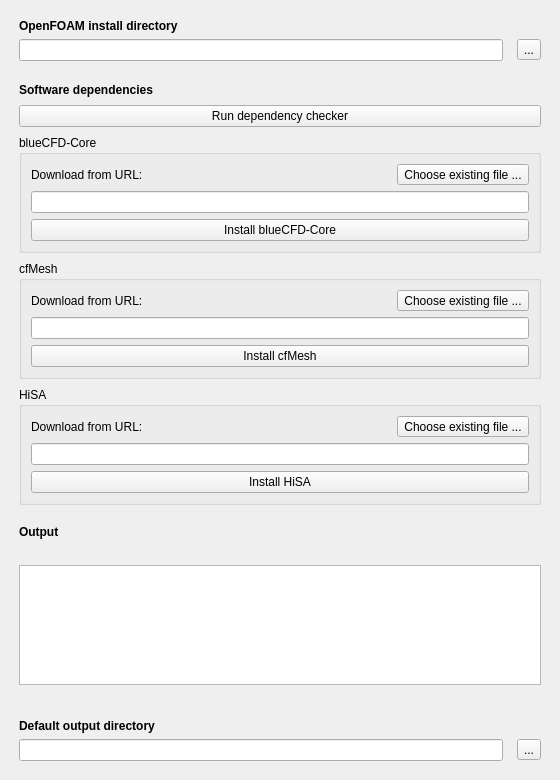
This is CfdPreferencePage.ui in jaheyns/CfdOF as Qt 5 draws it before an edit. The edited form follows.
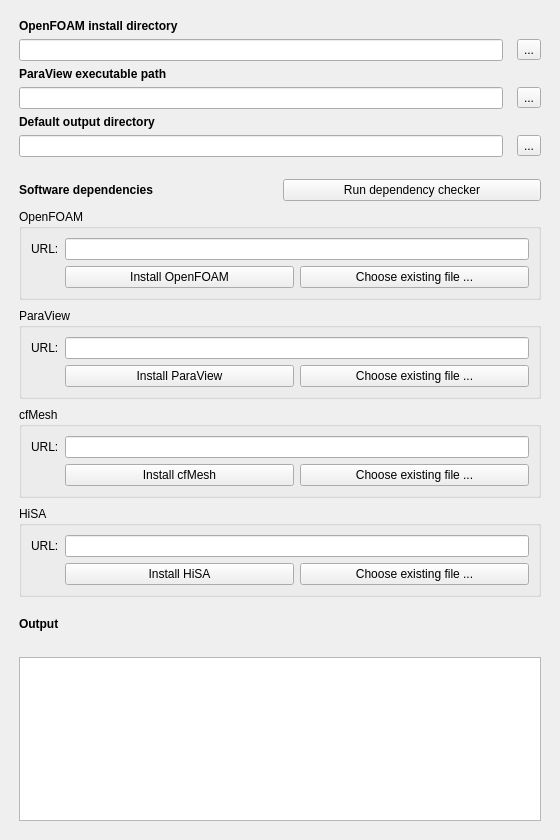
This is the edited form.

Commit message:
Add OpenCFD Docker image as default Windows installation
Resolves #35

Diff of the .ui file:
```diff
--- a/CfdPreferencePage.ui
+++ b/CfdPreferencePage.ui
@@ -7,7 +7,7 @@
     <x>0</x>
     <y>0</y>
     <width>560</width>
-    <height>716</height>
+    <height>840</height>
    </rect>
   </property>
   <property name="windowTitle">
@@ -34,6 +34,19 @@
      <property name="verticalSpacing">
       <number>6</number>
      </property>
+     <item row="0" column="0">
+      <widget class="QLabel" name="label_7">
+       <property name="font">
+        <font>
+         <weight>75</weight>
+         <bold>true</bold>
+        </font>
+       </property>
+       <property name="text">
+        <string>OpenFOAM install directory</string>
+       </property>
+      </widget>
+     </item>
      <item row="1" column="0">
       <widget class="QLineEdit" name="le_foam_dir">
        <property name="enabled">
@@ -57,98 +70,235 @@
        </property>
       </widget>
      </item>
-     <item row="0" column="0">
-      <widget class="QLabel" name="label_7">
-       <property name="font">
-        <font>
-         <weight>75</weight>
-         <bold>true</bold>
-        </font>
-       </property>
-       <property name="text">
-        <string>OpenFOAM install directory</string>
-       </property>
-      </widget>
-     </item>
-    </layout>
-   </item>
-   <item>
-    <layout class="QGridLayout" name="gl_actions_4">
-     <property name="leftMargin">
-      <number>8</number>
-     </property>
-     <property name="topMargin">
-      <number>8</number>
-     </property>
-     <property name="rightMargin">
-      <number>8</number>
-     </property>
-     <property name="bottomMargin">
-      <number>6</number>
-     </property>
-     <property name="horizontalSpacing">
-      <number>14</number>
-     </property>
-     <property name="verticalSpacing">
-      <number>8</number>
-     </property>
-     <item row="0" column="0">
-      <widget class="QLabel" name="label">
-       <property name="font">
-        <font>
-         <weight>75</weight>
-         <bold>true</bold>
-        </font>
-       </property>
-       <property name="text">
-        <string>Software dependencies</string>
-       </property>
-      </widget>
-     </item>
-     <item row="1" column="0">
-      <widget class="QPushButton" name="pb_run_dependency_checker">
-       <property name="enabled">
-        <bool>true</bool>
-       </property>
-       <property name="text">
-        <string>Run dependency checker</string>
-       </property>
-      </widget>
-     </item>
      <item row="2" column="0">
-      <widget class="QGroupBox" name="gb_bluecfd">
+      <widget class="QLabel" name="label_7b">
+       <property name="font">
+        <font>
+         <weight>75</weight>
+         <bold>true</bold>
+        </font>
+       </property>
+       <property name="text">
+        <string>ParaView executable path</string>
+       </property>
+      </widget>
+     </item>
+     <item row="3" column="0">
+      <widget class="QLineEdit" name="le_paraview_path">
+       <property name="enabled">
+        <bool>true</bool>
+       </property>
+       <property name="toolTip">
+        <string>The full path of the ParaView executable. Leave blank to use search path.</string>
+       </property>
+       <property name="readOnly">
+        <bool>false</bool>
+       </property>
+      </widget>
+     </item>
+     <item row="3" column="1">
+      <widget class="QToolButton" name="tb_choose_paraview_path">
+       <property name="enabled">
+        <bool>true</bool>
+       </property>
+       <property name="text">
+        <string>...</string>
+       </property>
+      </widget>
+     </item>
+     <item row="4" column="0">
+      <widget class="QLabel" name="label_outputdir">
+       <property name="font">
+        <font>
+         <weight>75</weight>
+         <bold>true</bold>
+        </font>
+       </property>
+       <property name="text">
+        <string>Default output directory</string>
+       </property>
+      </widget>
+     </item>
+     <item row="5" column="0">
+      <widget class="QLineEdit" name="le_output_dir">
+       <property name="enabled">
+        <bool>true</bool>
+       </property>
+       <property name="toolTip">
+        <string>The directory to which case folders are written. Used unless overridden on a per-analysis basis.</string>
+       </property>
+       <property name="readOnly">
+        <bool>false</bool>
+       </property>
+      </widget>
+     </item>
+     <item row="5" column="1">
+      <widget class="QToolButton" name="tb_choose_output_dir">
+       <property name="enabled">
+        <bool>true</bool>
+       </property>
+       <property name="text">
+        <string>...</string>
+       </property>
+      </widget>
+     </item>
+    </layout>
+   </item>
+   <item>
+    <layout class="QGridLayout" name="gl_actions_4">
+     <property name="leftMargin">
+      <number>8</number>
+     </property>
+     <property name="topMargin">
+      <number>8</number>
+     </property>
+     <property name="rightMargin">
+      <number>8</number>
+     </property>
+     <property name="bottomMargin">
+      <number>6</number>
+     </property>
+     <property name="horizontalSpacing">
+      <number>14</number>
+     </property>
+     <property name="verticalSpacing">
+      <number>8</number>
+     </property>
+     <item row="0" column="0">
+      <widget class="QFrame" name="gridFrame">
+       <property name="lineWidth">
+        <number>0</number>
+       </property>
+       <layout class="QGridLayout" name="gridLayout_5">
+        <property name="leftMargin">
+         <number>0</number>
+        </property>
+        <property name="topMargin">
+         <number>0</number>
+        </property>
+        <property name="rightMargin">
+         <number>0</number>
+        </property>
+        <property name="bottomMargin">
+         <number>0</number>
+        </property>
+        <item row="0" column="0">
+         <widget class="QLabel" name="label">
+          <property name="font">
+           <font>
+            <weight>75</weight>
+            <bold>true</bold>
+           </font>
+          </property>
+          <property name="text">
+           <string>Software dependencies</string>
+          </property>
+         </widget>
+        </item>
+        <item row="0" column="1">
+         <widget class="QPushButton" name="pb_run_dependency_checker">
+          <property name="enabled">
+           <bool>true</bool>
+          </property>
+          <property name="text">
+           <string>Run dependency checker</string>
+          </property>
+         </widget>
+        </item>
+       </layout>
+      </widget>
+     </item>
+     <item row="5" column="0">
+      <widget class="QGroupBox" name="gb_openfoam">
        <property name="title">
-        <string>blueCFD-Core</string>
+        <string>OpenFOAM</string>
        </property>
-       <layout class="QGridLayout" name="gridLayout_3">
-        <item row="2" column="0" colspan="2">
-         <widget class="QLineEdit" name="le_bluecfd_url"/>
+       <layout class="QGridLayout" name="gridLayout_2">
+        <item row="2" column="2">
+         <widget class="QToolButton" name="tb_pick_openfoam_file">
+          <property name="sizePolicy">
+           <sizepolicy hsizetype="Preferred" vsizetype="Preferred">
+            <horstretch>0</horstretch>
+            <verstretch>0</verstretch>
+           </sizepolicy>
+          </property>
+          <property name="text">
+           <string>Choose existing file ...</string>
+          </property>
+         </widget>
         </item>
-        <item row="1" column="0">
+        <item row="2" column="1">
+         <widget class="QPushButton" name="pb_download_install_openfoam">
+          <property name="text">
+           <string>Install OpenFOAM</string>
+          </property>
+         </widget>
+        </item>
+        <item row="0" column="0">
          <widget class="QLabel" name="label_2">
+          <property name="sizePolicy">
+           <sizepolicy hsizetype="Fixed" vsizetype="Preferred">
+            <horstretch>0</horstretch>
+            <verstretch>0</verstretch>
+           </sizepolicy>
+          </property>
           <property name="text">
-           <string>Download from URL:</string>
+           <string>URL:</string>
           </property>
          </widget>
         </item>
-        <item row="1" column="1">
-         <widget class="QToolButton" name="tb_pick_bluecfd_file">
+        <item row="0" column="1" colspan="2">
+         <widget class="QLineEdit" name="le_openfoam_url"/>
+        </item>
+       </layout>
+      </widget>
+     </item>
+     <item row="6" column="0">
+      <widget class="QGroupBox" name="gb_paraview">
+       <property name="title">
+        <string>ParaView</string>
+       </property>
+       <layout class="QGridLayout" name="gridLayout_2">
+        <item row="2" column="2">
+         <widget class="QToolButton" name="tb_pick_paraview_file">
+          <property name="sizePolicy">
+           <sizepolicy hsizetype="Preferred" vsizetype="Preferred">
+            <horstretch>0</horstretch>
+            <verstretch>0</verstretch>
+           </sizepolicy>
+          </property>
           <property name="text">
            <string>Choose existing file ...</string>
           </property>
          </widget>
         </item>
-        <item row="3" column="0" colspan="2">
-         <widget class="QPushButton" name="pb_download_install_blueCFD">
+        <item row="2" column="1">
+         <widget class="QPushButton" name="pb_download_install_paraview">
           <property name="text">
-           <string>Install blueCFD-Core</string>
+           <string>Install ParaView</string>
           </property>
          </widget>
         </item>
+        <item row="0" column="0">
+         <widget class="QLabel" name="label_2">
+          <property name="sizePolicy">
+           <sizepolicy hsizetype="Fixed" vsizetype="Preferred">
+            <horstretch>0</horstretch>
+            <verstretch>0</verstretch>
+           </sizepolicy>
+          </property>
+          <property name="text">
+           <string>URL:</string>
+          </property>
+         </widget>
+        </item>
+        <item row="0" column="1" colspan="2">
+         <widget class="QLineEdit" name="le_paraview_url"/>
+        </item>
        </layout>
       </widget>
      </item>
-     <item row="5" column="0">
+     <item row="7" column="0">
       <widget class="QGroupBox" name="gb_cfmesh">
        <property name="title">
         <string>cfMesh</string>
@@ -156,61 +306,85 @@
        <layout class="QGridLayout" name="gridLayout_4">
         <item row="1" column="0">
          <widget class="QLabel" name="label_3">
-          <property name="text">
-           <string>Download from URL:</string>
+          <property name="sizePolicy">
+           <sizepolicy hsizetype="Fixed" vsizetype="Preferred">
+            <horstretch>0</horstretch>
+            <verstretch>0</verstretch>
+           </sizepolicy>
           </property>
-         </widget>
-        </item>
-        <item row="2" column="0" colspan="2">
-         <widget class="QLineEdit" name="le_cfmesh_url"/>
-        </item>
-        <item row="1" column="1">
-         <widget class="QToolButton" name="tb_pick_cfmesh_file">
           <property name="text">
-           <string>Choose existing file ...</string>
+           <string>URL:</string>
           </property>
          </widget>
         </item>
-        <item row="3" column="0" colspan="2">
+        <item row="2" column="2">
          <widget class="QPushButton" name="pb_download_install_cfMesh">
           <property name="text">
            <string>Install cfMesh</string>
           </property>
          </widget>
         </item>
+        <item row="2" column="3">
+         <widget class="QToolButton" name="tb_pick_cfmesh_file">
+          <property name="sizePolicy">
+           <sizepolicy hsizetype="Preferred" vsizetype="Preferred">
+            <horstretch>0</horstretch>
+            <verstretch>0</verstretch>
+           </sizepolicy>
+          </property>
+          <property name="text">
+           <string>Choose existing file ...</string>
+          </property>
+         </widget>
+        </item>
+        <item row="1" column="2" colspan="2">
+         <widget class="QLineEdit" name="le_cfmesh_url"/>
+        </item>
        </layout>
       </widget>
      </item>
-     <item row="6" column="0">
+     <item row="8" column="0">
       <widget class="QGroupBox" name="gb_hisa">
        <property name="title">
         <string>HiSA</string>
        </property>
        <layout class="QGridLayout" name="gridLayout_4">
-        <item row="1" column="0">
-         <widget class="QLabel" name="label_3">
-          <property name="text">
-           <string>Download from URL:</string>
-          </property>
-         </widget>
-        </item>
-        <item row="2" column="0" colspan="2">
-         <widget class="QLineEdit" name="le_hisa_url"/>
-        </item>
-        <item row="1" column="1">
-         <widget class="QToolButton" name="tb_pick_hisa_file">
-          <property name="text">
-           <string>Choose existing file ...</string>
-          </property>
-         </widget>
-        </item>
-        <item row="3" column="0" colspan="2">
+        <item row="2" column="2">
          <widget class="QPushButton" name="pb_download_install_hisa">
           <property name="text">
            <string>Install HiSA</string>
           </property>
          </widget>
         </item>
+        <item row="1" column="0">
+         <widget class="QLabel" name="label_3">
+          <property name="sizePolicy">
+           <sizepolicy hsizetype="Fixed" vsizetype="Preferred">
+            <horstretch>0</horstretch>
+            <verstretch>0</verstretch>
+           </sizepolicy>
+          </property>
+          <property name="text">
+           <string>URL:</string>
+          </property>
+         </widget>
+        </item>
+        <item row="2" column="3">
+         <widget class="QToolButton" name="tb_pick_hisa_file">
+          <property name="sizePolicy">
+           <sizepolicy hsizetype="Preferred" vsizetype="Preferred">
+            <horstretch>0</horstretch>
+            <verstretch>0</verstretch>
+           </sizepolicy>
+          </property>
+          <property name="text">
+           <string>Choose existing file ...</string>
+          </property>
+         </widget>
+        </item>
+        <item row="1" column="2" colspan="2">
+         <widget class="QLineEdit" name="le_hisa_url"/>
+        </item>
        </layout>
       </widget>
      </item>
@@ -265,83 +439,6 @@
      </item>
     </layout>
    </item>
-   <item>
-    <layout class="QGridLayout" name="gridLayout_2">
-     <property name="leftMargin">
-      <number>8</number>
-     </property>
-     <property name="topMargin">
-      <number>6</number>
-     </property>
-     <property name="rightMargin">
-      <number>8</number>
-     </property>
-     <property name="bottomMargin">
-      <number>6</number>
-     </property>
-     <property name="spacing">
-      <number>8</number>
-     </property>
-    </layout>
-   </item>
-   <item>
-    <layout class="QGridLayout" name="gridLayout">
-     <property name="leftMargin">
-      <number>8</number>
-     </property>
-     <property name="topMargin">
-      <number>8</number>
-     </property>
-     <property name="rightMargin">
-      <number>8</number>
-     </property>
-     <property name="bottomMargin">
-      <number>8</number>
-     </property>
-     <property name="horizontalSpacing">
-      <number>14</number>
-     </property>
-     <property name="verticalSpacing">
-      <number>6</number>
-     </property>
-     <item row="1" column="0">
-      <widget class="QLineEdit" name="le_output_dir">
-       <property name="enabled">
-        <bool>true</bool>
-       </property>
-       <property name="toolTip">
-        <string>The directory to which case folders are written. Used unless overridden on a per-analysis basis.</string>
-       </property>
-       <property name="readOnly">
-        <bool>false</bool>
-       </property>
-      </widget>
-     </item>
-     <item row="1" column="1">
-      <widget class="QToolButton" name="tb_choose_output_dir">
-       <property name="enabled">
-        <bool>true</bool>
-       </property>
-       <property name="text">
-        <string>...</string>
-       </property>
-      </widget>
-     </item>
-     <item row="0" column="0">
-      <widget class="QLabel" name="label_outputdir">
-       <property name="font">
-        <font>
-         <weight>75</weight>
-         <bold>true</bold>
-        </font>
-       </property>
-       <property name="text">
-        <string>Default output directory</string>
-       </property>
-      </widget>
-     </item>
-    </layout>
-   </item>
   </layout>
  </widget>
  <tabstops>
```
Left out of the diff: 11 changed lines with no effect on the pictures. The commit also changes 13 other files.
